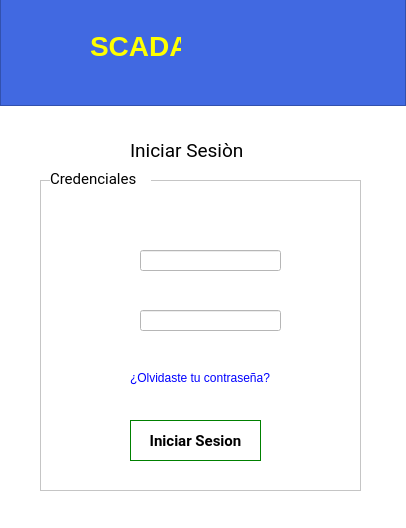
Before: the Qt Designer form app/forms/LoginForm.ui in AlejandroA714/scada-desktop, drawn with Qt 5.
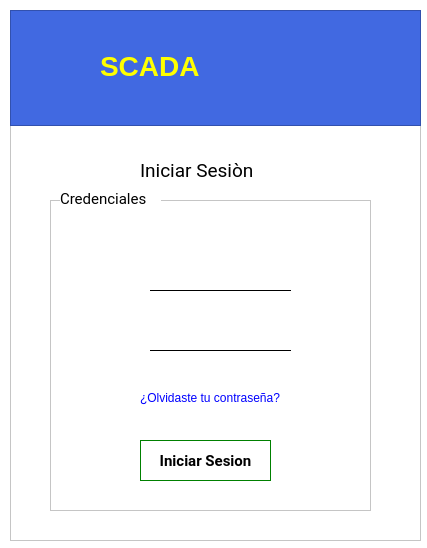
After: the same form once the commit is applied. Icons and pictures are not drawn.

```diff
--- a/app/forms/LoginForm.ui
+++ b/app/forms/LoginForm.ui
@@ -6,8 +6,8 @@
    <rect>
     <x>0</x>
     <y>0</y>
-    <width>406</width>
-    <height>528</height>
+    <width>427</width>
+    <height>548</height>
    </rect>
   </property>
   <property name="sizePolicy">
@@ -40,67 +40,21 @@
   <property name="inputMethodHints">
    <set>Qt::ImhSensitiveData</set>
   </property>
-  <widget class="QGraphicsView" name="graphicsView">
-   <property name="geometry">
-    <rect>
-     <x>0</x>
-     <y>-10</y>
-     <width>406</width>
-     <height>116</height>
-    </rect>
-   </property>
-   <property name="autoFillBackground">
-    <bool>true</bool>
-   </property>
-   <property name="styleSheet">
-    <string notr="true">background-color: rgb(65, 105, 225);</string>
-   </property>
-  </widget>
-  <widget class="QLabel" name="label">
+  <widget class="QFrame" name="MainFrame">
    <property name="geometry">
     <rect>
      <x>10</x>
-     <y>0</y>
-     <width>81</width>
-     <height>101</height>
+     <y>10</y>
+     <width>411</width>
+     <height>531</height>
     </rect>
    </property>
-   <property name="styleSheet">
-    <string notr="true">background-color: rgb(65, 105, 225);</string>
+   <property name="frameShape">
+    <enum>QFrame::StyledPanel</enum>
    </property>
-   <property name="text">
-    <string/>
+   <property name="frameShadow">
+    <enum>QFrame::Raised</enum>
    </property>
-   <property name="pixmap">
-    <pixmap resource="../resources/resources.qrc">:/source/img/logo.png</pixmap>
-   </property>
-  </widget>
-  <widget class="QLabel" name="label_2">
-   <property name="geometry">
-    <rect>
-     <x>90</x>
-     <y>30</y>
-     <width>91</width>
-     <height>31</height>
-    </rect>
-   </property>
-   <property name="font">
-    <font>
-     <pointsize>21</pointsize>
-     <weight>75</weight>
-     <bold>true</bold>
-    </font>
-   </property>
-   <property name="autoFillBackground">
-    <bool>false</bool>
-   </property>
-   <property name="styleSheet">
-    <string notr="true">color: rgb(255, 255, 0);background-color: rgb(65, 105, 225);</string>
-   </property>
-   <property name="text">
-    <string>SCADA</string>
-   </property>
-  </widget>
   <widget class="QLabel" name="label_3">
    <property name="geometry">
     <rect>
@@ -120,30 +74,30 @@
     <pixmap resource="../resources/resources.qrc">:/source/img/iiie.png</pixmap>
    </property>
   </widget>
-  <widget class="QLabel" name="label_4">
+   <widget class="QLabel" name="label">
    <property name="geometry">
     <rect>
-     <x>130</x>
-     <y>130</y>
-     <width>151</width>
-     <height>41</height>
-    </rect>
-   </property>
-   <property name="font">
-    <font>
-     <family>Roboto</family>
-     <pointsize>14</pointsize>
-    </font>
+      <x>10</x>
+      <y>5</y>
+      <width>81</width>
+      <height>101</height>
+     </rect>
+    </property>
+    <property name="styleSheet">
+     <string notr="true">background-color: rgb(65, 105, 225);</string>
    </property>
    <property name="text">
-    <string>Iniciar Sesiòn</string>
-   </property>
-  </widget>
-  <widget class="QFrame" name="frame">
+     <string/>
+    </property>
+    <property name="pixmap">
+     <pixmap resource="../resources/resources.qrc">:/source/img/logo.png</pixmap>
+    </property>
+   </widget>
+   <widget class="QFrame" name="frame_2">
    <property name="geometry">
     <rect>
      <x>40</x>
-     <y>180</y>
+      <y>190</y>
      <width>321</width>
      <height>311</height>
     </rect>
@@ -179,6 +133,9 @@
       <height>21</height>
      </rect>
     </property>
+     <property name="styleSheet">
+      <string notr="true">border-bottom:1px solid black;border-top:none;</string>
+     </property>
    </widget>
    <widget class="QLabel" name="label_7">
     <property name="geometry">
@@ -205,6 +162,9 @@
       <height>21</height>
      </rect>
     </property>
+     <property name="styleSheet">
+      <string notr="true">border-bottom:1px solid black;border-top:none;</string>
+     </property>
     <property name="echoMode">
      <enum>QLineEdit::Password</enum>
     </property>
@@ -280,11 +240,30 @@
     </property>
    </widget>
   </widget>
+   <widget class="QLabel" name="label_4">
+    <property name="geometry">
+     <rect>
+      <x>130</x>
+      <y>140</y>
+      <width>151</width>
+      <height>41</height>
+     </rect>
+    </property>
+    <property name="font">
+     <font>
+      <family>Roboto</family>
+      <pointsize>14</pointsize>
+     </font>
+    </property>
+    <property name="text">
+     <string>Iniciar Sesiòn</string>
+    </property>
+   </widget>
   <widget class="QLabel" name="label_5">
    <property name="geometry">
     <rect>
      <x>50</x>
-     <y>170</y>
+      <y>180</y>
      <width>101</width>
      <height>17</height>
     </rect>
@@ -299,11 +278,37 @@
     <string>Credenciales</string>
    </property>
   </widget>
+   <widget class="QLabel" name="label_2">
+    <property name="geometry">
+     <rect>
+      <x>90</x>
+      <y>40</y>
+      <width>111</width>
+      <height>31</height>
+     </rect>
+    </property>
+    <property name="font">
+     <font>
+      <pointsize>21</pointsize>
+      <weight>75</weight>
+      <bold>true</bold>
+     </font>
+    </property>
+    <property name="autoFillBackground">
+     <bool>false</bool>
+    </property>
+    <property name="styleSheet">
+     <string notr="true">color: rgb(255, 255, 0);background-color: rgb(65, 105, 225);</string>
+    </property>
+    <property name="text">
+     <string>SCADA</string>
+    </property>
+   </widget>
   <widget class="QPushButton" name="btnExit">
    <property name="geometry">
     <rect>
-     <x>380</x>
-     <y>0</y>
+      <x>385</x>
+      <y>5</y>
      <width>24</width>
      <height>24</height>
     </rect>
@@ -325,6 +330,31 @@
     <bool>true</bool>
    </property>
   </widget>
+   <widget class="QGraphicsView" name="graphicsView">
+    <property name="geometry">
+     <rect>
+      <x>0</x>
+      <y>0</y>
+      <width>411</width>
+      <height>116</height>
+     </rect>
+    </property>
+    <property name="autoFillBackground">
+     <bool>true</bool>
+    </property>
+    <property name="styleSheet">
+     <string notr="true">background-color: rgb(65, 105, 225);</string>
+    </property>
+   </widget>
+   <zorder>frame_2</zorder>
+   <zorder>label_4</zorder>
+   <zorder>label_5</zorder>
+   <zorder>graphicsView</zorder>
+   <zorder>label</zorder>
+   <zorder>label_2</zorder>
+   <zorder>label_3</zorder>
+   <zorder>btnExit</zorder>
+  </widget>
  </widget>
  <resources>
   <include location="../resources/resources.qrc"/>
```
Left out of the diff: 3 changed lines with no effect on the pictures. Lines whose indentation alone changed are shown as unchanged.
